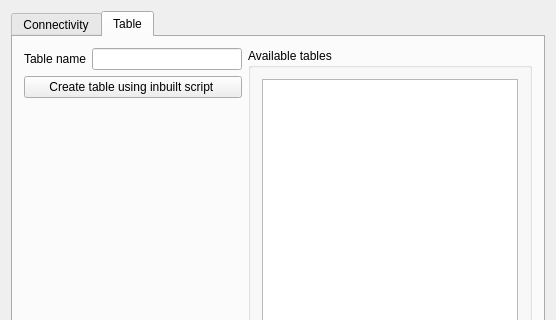
Above: 1.0.0/source/DataSearchConfig/datasearchconfig.ui from JyothishM/DataSearch before the change; both pictures show x 0 to 556 and y 0 to 320 of the 556 by 459 pixel window. Below: the same form after it.
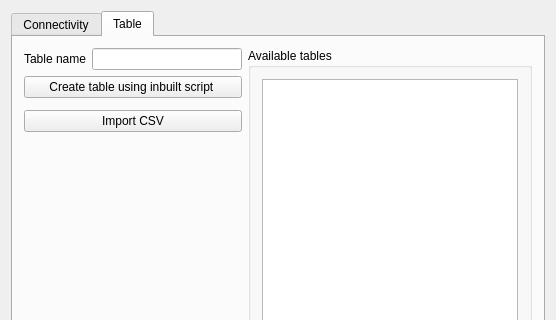
That is the form after the change. The open tabs and pages were chosen to show the change.

```diff
--- a/1.0.0/source/DataSearchConfig/datasearchconfig.ui
+++ b/1.0.0/source/DataSearchConfig/datasearchconfig.ui
@@ -232,7 +232,7 @@
          </item>
         </layout>
        </item>
-       <item row="0" column="1" rowspan="3">
+       <item row="0" column="1" rowspan="5">
         <widget class="QGroupBox" name="groupBox_2">
          <property name="title">
           <string>Available tables</string>
@@ -296,6 +296,26 @@
         </widget>
        </item>
        <item row="2" column="0">
+        <spacer name="verticalSpacer_2">
+         <property name="orientation">
+          <enum>Qt::Vertical</enum>
+         </property>
+         <property name="sizeHint" stdset="0">
+          <size>
+           <width>20</width>
+           <height>13</height>
+          </size>
+         </property>
+        </spacer>
+       </item>
+       <item row="3" column="0">
+        <widget class="QPushButton" name="btnImportCSV">
+         <property name="text">
+          <string>Import CSV</string>
+         </property>
+        </widget>
+       </item>
+       <item row="4" column="0">
         <spacer name="verticalSpacer">
          <property name="orientation">
           <enum>Qt::Vertical</enum>
```
